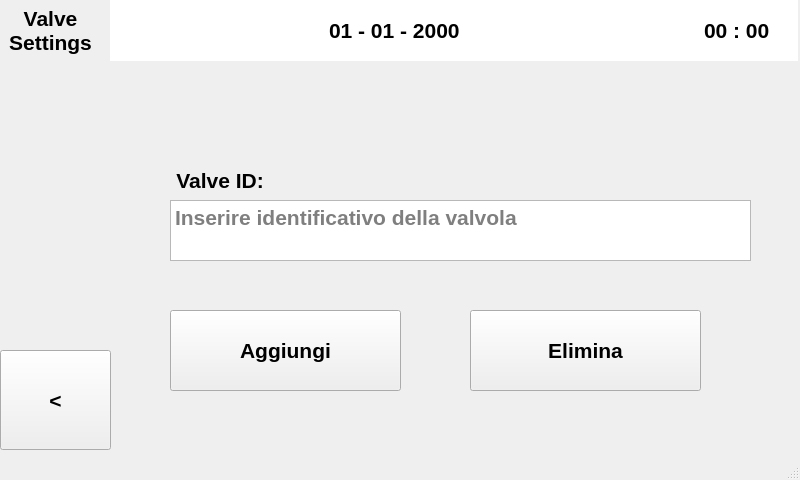
First picture: the form in Raspberry/GUI/valveSettingsWindow.ui, repository Mrcuve0/Raspberry-Thermostat, before the edit.
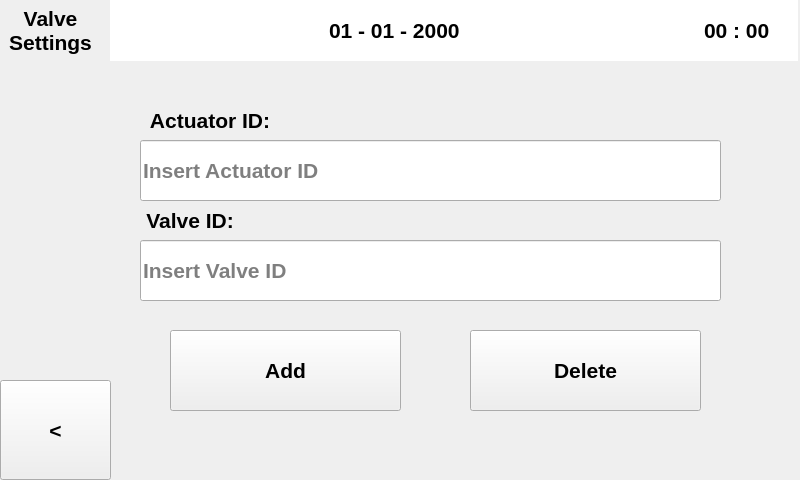
Second picture: the form after the edit.

What changed in the file:
```diff
--- a/Raspberry/GUI/valveSettingsWindow.ui
+++ b/Raspberry/GUI/valveSettingsWindow.ui
@@ -98,7 +98,7 @@
     <property name="geometry">
      <rect>
       <x>0</x>
-      <y>350</y>
+      <y>380</y>
       <width>111</width>
       <height>100</height>
      </rect>
@@ -114,35 +114,6 @@
      <string>&lt;</string>
     </property>
    </widget>
-   <widget class="QPlainTextEdit" name="PT_sensor">
-    <property name="geometry">
-     <rect>
-      <x>170</x>
-      <y>200</y>
-      <width>581</width>
-      <height>61</height>
-     </rect>
-    </property>
-    <property name="font">
-     <font>
-      <pointsize>16</pointsize>
-      <weight>75</weight>
-      <bold>true</bold>
-     </font>
-    </property>
-    <property name="verticalScrollBarPolicy">
-     <enum>Qt::ScrollBarAlwaysOff</enum>
-    </property>
-    <property name="sizeAdjustPolicy">
-     <enum>QAbstractScrollArea::AdjustIgnored</enum>
-    </property>
-    <property name="overwriteMode">
-     <bool>true</bool>
-    </property>
-    <property name="placeholderText">
-     <string>Inserire identificativo della valvola</string>
-    </property>
-   </widget>
    <widget class="QLabel" name="label_ValveSettings">
     <property name="geometry">
      <rect>
@@ -170,8 +141,8 @@
    <widget class="QLabel" name="label_ValveID">
     <property name="geometry">
      <rect>
-      <x>150</x>
-      <y>150</y>
+      <x>120</x>
+      <y>190</y>
       <width>140</width>
       <height>61</height>
      </rect>
@@ -194,7 +165,7 @@
     <property name="geometry">
      <rect>
       <x>170</x>
-      <y>310</y>
+      <y>330</y>
       <width>231</width>
       <height>81</height>
      </rect>
@@ -207,16 +178,16 @@
      </font>
     </property>
     <property name="text">
-     <string>Aggiungi</string>
+     <string>Add</string>
     </property>
    </widget>
    <widget class="QLabel" name="label_ValveName">
     <property name="geometry">
      <rect>
-      <x>210</x>
-      <y>90</y>
+      <x>230</x>
+      <y>60</y>
       <width>361</width>
-      <height>61</height>
+      <height>41</height>
      </rect>
     </property>
     <property name="font">
@@ -237,7 +208,7 @@
     <property name="geometry">
      <rect>
       <x>470</x>
-      <y>310</y>
+      <y>330</y>
       <width>231</width>
       <height>81</height>
      </rect>
@@ -250,11 +221,73 @@
      </font>
     </property>
     <property name="text">
-     <string>Elimina</string>
+     <string>Delete</string>
+    </property>
+   </widget>
+   <widget class="QLabel" name="label_ActuatorID">
+    <property name="geometry">
+     <rect>
+      <x>140</x>
+      <y>90</y>
+      <width>140</width>
+      <height>61</height>
+     </rect>
+    </property>
+    <property name="font">
+     <font>
+      <pointsize>16</pointsize>
+      <weight>75</weight>
+      <bold>true</bold>
+     </font>
+    </property>
+    <property name="text">
+     <string>Actuator ID:</string>
+    </property>
+    <property name="alignment">
+     <set>Qt::AlignCenter</set>
+    </property>
+   </widget>
+   <widget class="QLineEdit" name="LE_actuator">
+    <property name="geometry">
+     <rect>
+      <x>140</x>
+      <y>140</y>
+      <width>581</width>
+      <height>61</height>
+     </rect>
+    </property>
+    <property name="font">
+     <font>
+      <pointsize>16</pointsize>
+      <weight>75</weight>
+      <bold>true</bold>
+     </font>
+    </property>
+    <property name="placeholderText">
+     <string>Insert Actuator ID</string>
+    </property>
+   </widget>
+   <widget class="QLineEdit" name="LE_valve">
+    <property name="geometry">
+     <rect>
+      <x>140</x>
+      <y>240</y>
+      <width>581</width>
+      <height>61</height>
+     </rect>
+    </property>
+    <property name="font">
+     <font>
+      <pointsize>16</pointsize>
+      <weight>75</weight>
+      <bold>true</bold>
+     </font>
+    </property>
+    <property name="placeholderText">
+     <string>Insert Valve ID</string>
     </property>
    </widget>
   </widget>
-  <widget class="QStatusBar" name="statusbar"/>
  </widget>
  <resources/>
  <connections/>
```
Left out of the diff: 2 changed lines with no effect on the pictures.
